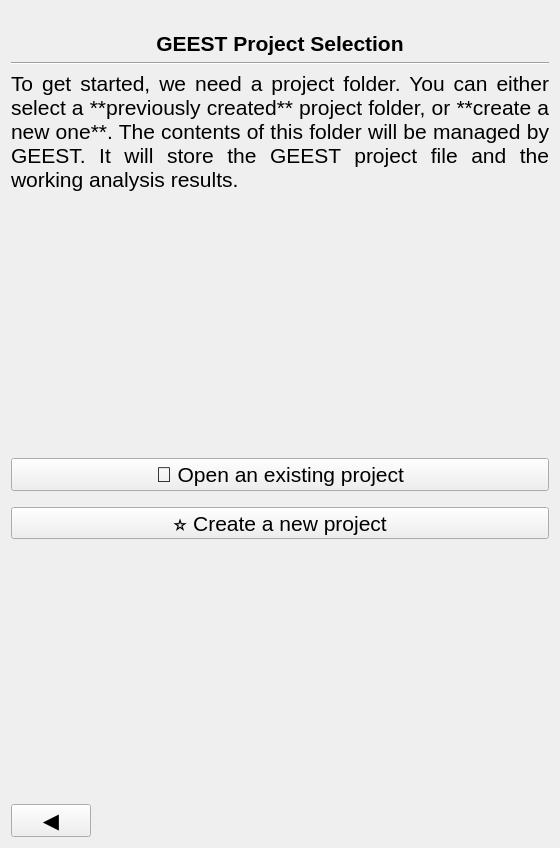
Above: geest/ui/setup_panel_base.ui from worldbank/GEEST before the change. Below: the same form after it.
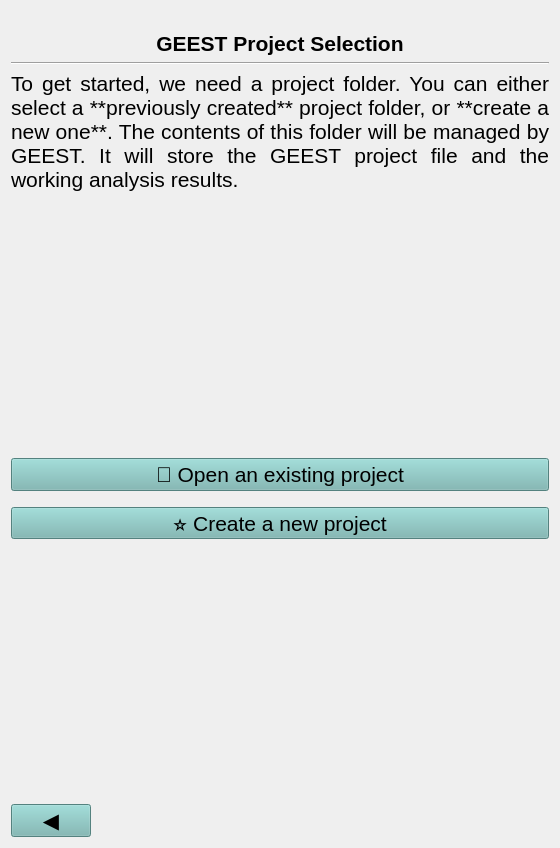
That is the form after the change. Icons and pictures are not drawn.

Commit message: Set background color of widgets

```diff
--- a/geest/ui/setup_panel_base.ui
+++ b/geest/ui/setup_panel_base.ui
@@ -97,6 +97,9 @@
        <pointsize>16</pointsize>
       </font>
      </property>
+     <property name="styleSheet">
+      <string notr="true">background-color: rgba(118, 182, 178, 255);</string>
+     </property>
      <property name="text">
       <string>📂 Open an existing project</string>
      </property>
@@ -131,6 +134,9 @@
        <pointsize>16</pointsize>
       </font>
      </property>
+     <property name="styleSheet">
+      <string notr="true">background-color: rgba(118, 182, 178, 255);</string>
+     </property>
      <property name="text">
       <string>⭐️ Create a new project</string>
      </property>
@@ -170,6 +176,9 @@
          <pointsize>16</pointsize>
         </font>
        </property>
+       <property name="styleSheet">
+        <string notr="true">background-color: rgba(118, 182, 178, 255);</string>
+       </property>
        <property name="text">
         <string>◀️</string>
        </property>
```
The commit also changes 7 other files.
